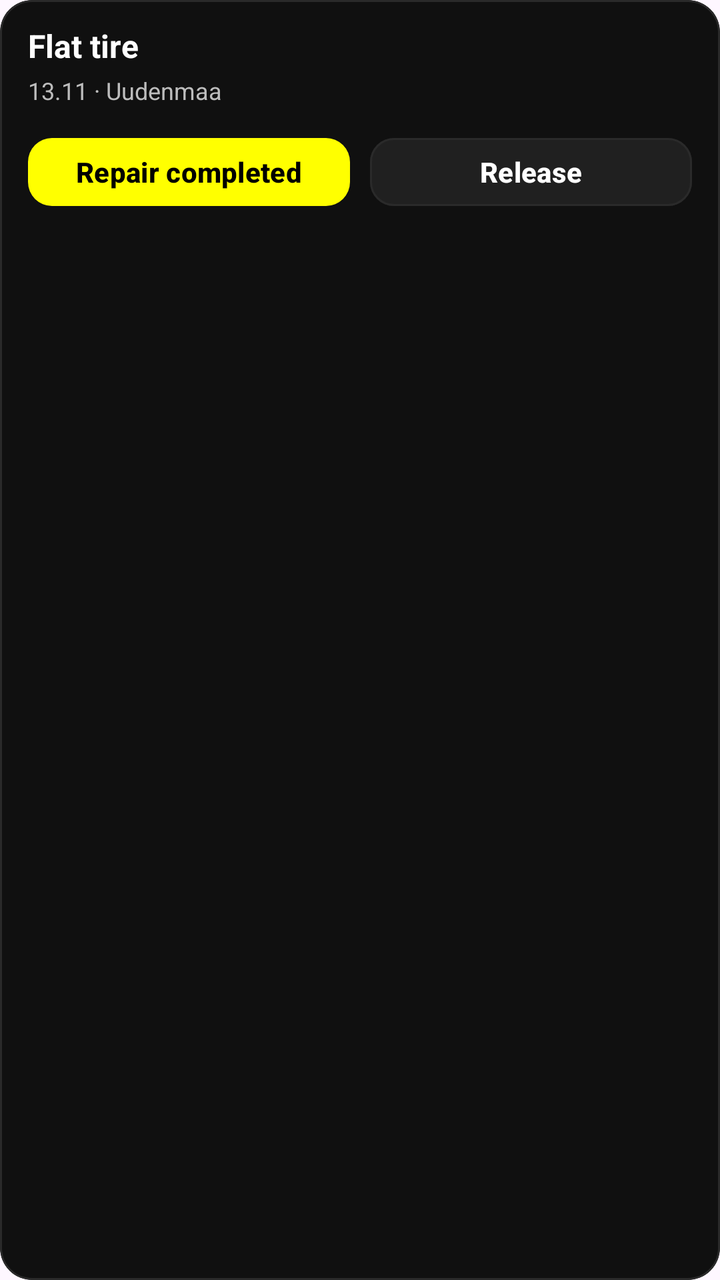
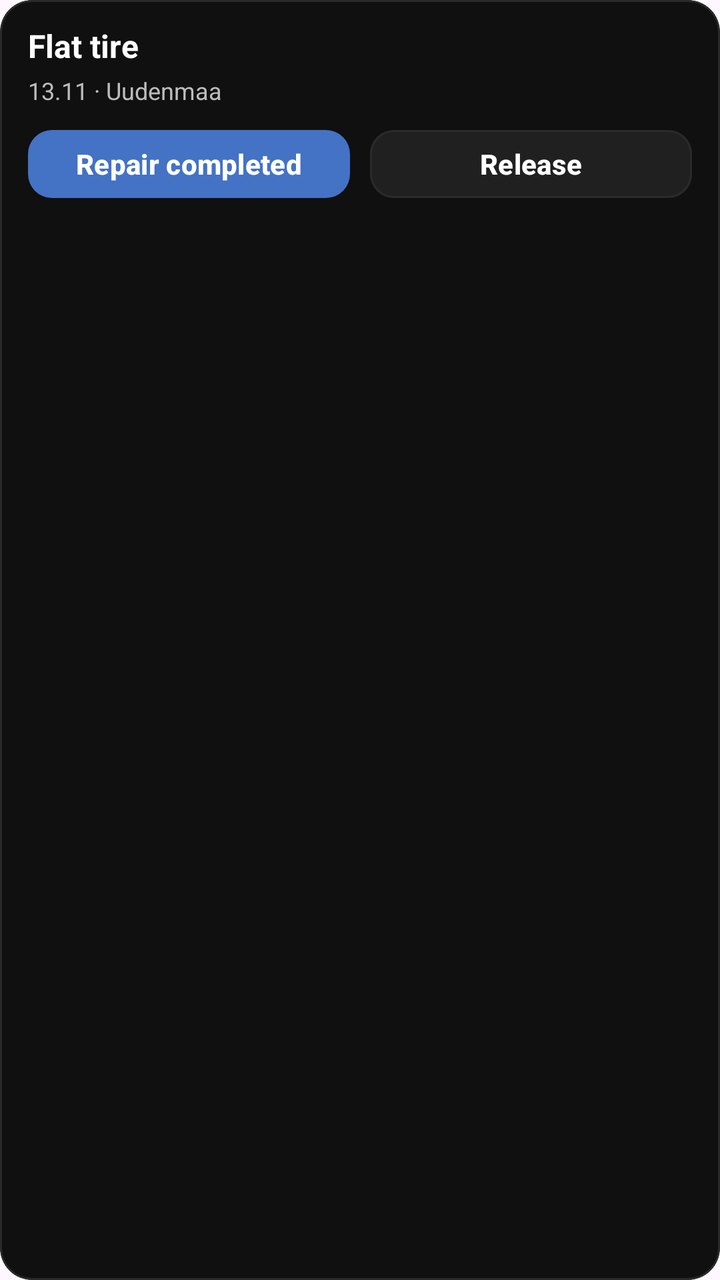

Before-and-after screenshots of an Android layout around one commit, followed by the original layout XML and the change that was made.
<!-- AndroidManifest.xml: application theme Theme.MyApplication -->
<!-- res/layout/item_request_active.xml -->
<?xml version="1.0" encoding="utf-8"?>
<com.google.android.material.card.MaterialCardView xmlns:android="http://schemas.android.com/apk/res/android"
    xmlns:app="http://schemas.android.com/apk/res-auto"
    android:layout_width="match_parent"
    android:layout_height="wrap_content"
    android:layout_marginBottom="10dp"
    app:cardCornerRadius="16dp"
    app:cardElevation="0dp"
    app:strokeColor="#2A2A2A"
    app:strokeWidth="1dp"
    app:cardBackgroundColor="#101010">

    <LinearLayout
        android:layout_width="match_parent"
        android:layout_height="wrap_content"
        android:orientation="vertical"
        android:padding="14dp">

        <TextView
            android:id="@+id/tvIssue"
            android:layout_width="match_parent"
            android:layout_height="wrap_content"
            android:text="Flat tire"
            android:textStyle="bold"
            android:textSize="16sp"
            android:textColor="#FFFFFF"
            android:includeFontPadding="false" />

        <TextView
            android:id="@+id/tvMeta"
            android:layout_width="match_parent"
            android:layout_height="wrap_content"
            android:layout_marginTop="6dp"
            android:text="13.11 · Uudenmaa"
            android:textColor="#BDBDBD"
            android:textSize="12sp"
            android:includeFontPadding="false"
            android:maxLines="2"
            android:ellipsize="end" />

        
        <TextView
            android:id="@+id/tvStatusHint"
            android:layout_width="match_parent"
            android:layout_height="wrap_content"
            android:layout_marginTop="10dp"
            android:text="Waiting for customer confirmation…"
            android:textColor="#8A8A8A"
            android:textSize="12sp"
            android:includeFontPadding="false"
            android:visibility="gone" />

        
        <LinearLayout
            android:id="@+id/actionsRow"
            android:layout_width="match_parent"
            android:layout_height="wrap_content"
            android:layout_marginTop="12dp"
            android:orientation="horizontal">

            
            <com.google.android.material.button.MaterialButton
                android:id="@+id/btnComplete"
                android:layout_width="0dp"
                android:layout_height="42dp"
                android:layout_weight="1"
                android:text="Repair completed"
                android:textAllCaps="false"
                android:textStyle="bold"
                android:textColor="#000000"
                app:cornerRadius="12dp"
                app:backgroundTint="#FFFF00"
                app:strokeWidth="0dp"
                app:rippleColor="#22000000" />

            <View
                android:layout_width="10dp"
                android:layout_height="1dp" />

            
            <com.google.android.material.button.MaterialButton
                android:id="@+id/btnRelease"
                android:layout_width="0dp"
                android:layout_height="42dp"
                android:layout_weight="1"
                android:text="Release"
                android:textAllCaps="false"
                android:textStyle="bold"
                android:textColor="#FFFFFF"
                app:cornerRadius="12dp"
                app:backgroundTint="#202020"
                app:strokeColor="#2A2A2A"
                app:strokeWidth="1dp"
                app:rippleColor="#22FFFF00" />

        </LinearLayout>

    </LinearLayout>

</com.google.android.material.card.MaterialCardView>
<!-- resources referenced by this layout -->
<resources>
  <style name="Theme.MyApplication" parent="Base.Theme.MyApplication" />
  <style name="Base.Theme.MyApplication" parent="Theme.Material3.DayNight.NoActionBar">
          <item name="android:statusBarColor">#000000</item>
          <item name="android:navigationBarColor">#101010</item>
  
          <item name="android:windowLightStatusBar">false</item>
  
          <item name="android:windowLightNavigationBar" tools:targetApi="27">false</item>
      </style>
</resources>

<!-- the commit's change to res/layout/item_request_active.xml (unified diff, before → after) -->
@@ -51,11 +51,28 @@
             android:visibility="gone" />
 
         
+        <com.google.android.material.button.MaterialButton
+            android:id="@+id/btnShareLocation"
+            android:layout_width="match_parent"
+            android:layout_height="42dp"
+            android:layout_marginTop="12dp"
+            android:text="Share my location"
+            android:textAllCaps="false"
+            android:textStyle="bold"
+            android:textColor="#4472C4"
+            app:cornerRadius="12dp"
+            app:backgroundTint="#101010"
+            app:strokeColor="#4472C4"
+            app:strokeWidth="1dp"
+            app:rippleColor="#224472C4"
+            android:visibility="gone" />
+
+        
         <LinearLayout
             android:id="@+id/actionsRow"
             android:layout_width="match_parent"
             android:layout_height="wrap_content"
-            android:layout_marginTop="12dp"
+            android:layout_marginTop="8dp"
             android:orientation="horizontal">
 
             
@@ -67,9 +84,9 @@
                 android:text="Repair completed"
                 android:textAllCaps="false"
                 android:textStyle="bold"
-                android:textColor="#000000"
+                android:textColor="#FFFFFF"
                 app:cornerRadius="12dp"
-                app:backgroundTint="#FFFF00"
+                app:backgroundTint="#4472C4"
                 app:strokeWidth="0dp"
                 app:rippleColor="#22000000" />
 
@@ -91,7 +108,7 @@
                 app:backgroundTint="#202020"
                 app:strokeColor="#2A2A2A"
                 app:strokeWidth="1dp"
-                app:rippleColor="#22FFFF00" />
+                app:rippleColor="#224472C4" />
 
         </LinearLayout>
 
